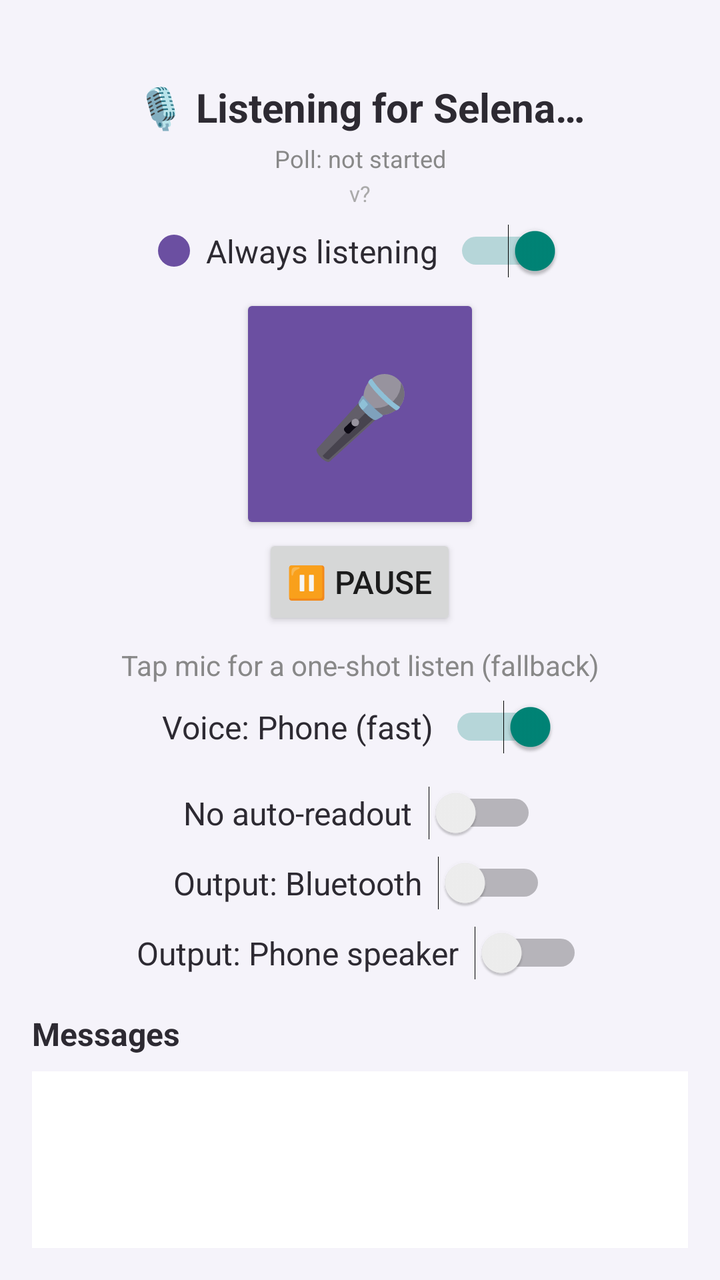
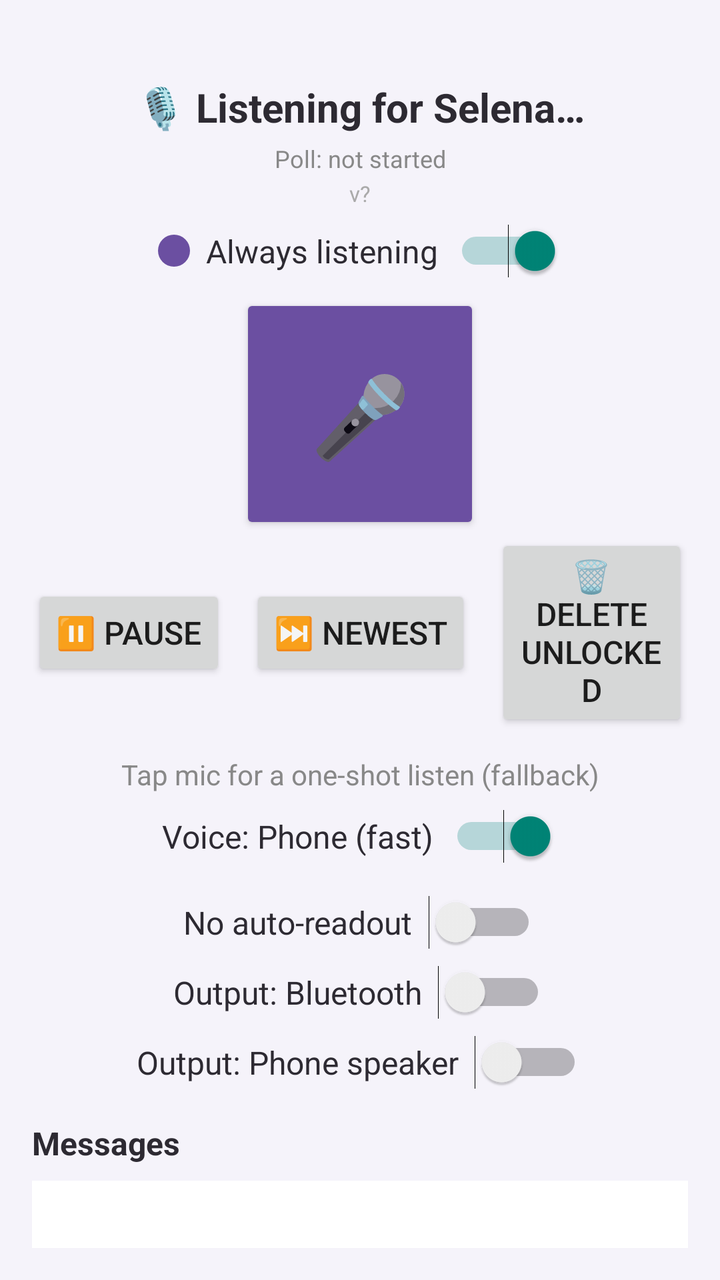

The first picture is an Android layout as it rendered before a commit; the second is the same layout after the commit. The layout source and the unified diff follow.
<!-- AndroidManifest.xml: application theme android:Theme.Material.Light.NoActionBar -->
<!-- res/layout/activity_main.xml -->
<?xml version="1.0" encoding="utf-8"?>
<LinearLayout xmlns:android="http://schemas.android.com/apk/res/android"
    android:layout_width="match_parent"
    android:layout_height="match_parent"
    android:orientation="vertical"
    android:background="@color/selena_light"
    android:padding="16dp">

    
    <TextView
        android:id="@+id/statusText"
        android:layout_width="match_parent"
        android:layout_height="wrap_content"
        android:text="🎙️ Listening for Selena…"
        android:textSize="20sp"
        android:textStyle="bold"
        android:textColor="@color/selena_dark"
        android:gravity="center"
        android:paddingTop="24dp"
        android:paddingBottom="4dp" />

    
    <TextView
        android:id="@+id/pollStatusText"
        android:layout_width="match_parent"
        android:layout_height="wrap_content"
        android:text="Poll: not started"
        android:textSize="12sp"
        android:textColor="#888888"
        android:gravity="center"
        android:paddingBottom="2dp" />

    
    <TextView
        android:id="@+id/versionText"
        android:layout_width="match_parent"
        android:layout_height="wrap_content"
        android:text="v?"
        android:textSize="11sp"
        android:textColor="#AAAAAA"
        android:gravity="center"
        android:paddingBottom="8dp" />

    
    <LinearLayout
        android:layout_width="match_parent"
        android:layout_height="wrap_content"
        android:orientation="horizontal"
        android:gravity="center"
        android:paddingBottom="8dp">

        <View
            android:id="@+id/pulseDot"
            android:layout_width="16dp"
            android:layout_height="16dp"
            android:layout_marginEnd="8dp"
            android:background="@drawable/pulse_dot" />

        <TextView
            android:layout_width="wrap_content"
            android:layout_height="wrap_content"
            android:text="Always listening"
            android:textSize="16sp"
            android:textColor="@color/selena_dark"
            android:paddingEnd="8dp" />

        <Switch
            android:id="@+id/alwaysOnSwitch"
            android:layout_width="wrap_content"
            android:layout_height="wrap_content"
            android:checked="true" />
    </LinearLayout>

    
    <Button
        android:id="@+id/micButton"
        android:layout_width="120dp"
        android:layout_height="120dp"
        android:layout_gravity="center"
        android:text="🎤"
        android:textSize="40sp"
        android:backgroundTint="@color/selena_purple" />

    
    <Button
        android:id="@+id/pauseButton"
        android:layout_width="wrap_content"
        android:layout_height="wrap_content"
        android:layout_gravity="center"
        android:text="⏸️ Pause"
        android:textSize="16sp"
        android:visibility="visible" />

    <TextView
        android:layout_width="match_parent"
        android:layout_height="wrap_content"
        android:text="Tap mic for a one-shot listen (fallback)"
        android:textSize="14sp"
        android:textColor="#888888"
        android:gravity="center"
        android:paddingTop="8dp"
        android:paddingBottom="8dp" />

    
    <LinearLayout
        android:layout_width="match_parent"
        android:layout_height="wrap_content"
        android:orientation="horizontal"
        android:gravity="center"
        android:paddingBottom="16dp">

        <TextView
            android:id="@+id/voiceModeLabel"
            android:layout_width="wrap_content"
            android:layout_height="wrap_content"
            android:text="Voice: Phone (fast)"
            android:textSize="16sp"
            android:textColor="@color/selena_dark"
            android:paddingEnd="8dp" />

        <Switch
            android:id="@+id/voiceModeSwitch"
            android:layout_width="wrap_content"
            android:layout_height="wrap_content"
            android:checked="true" />
    </LinearLayout>

    
    <LinearLayout
        android:layout_width="match_parent"
        android:layout_height="wrap_content"
        android:orientation="horizontal"
        android:gravity="center"
        android:paddingBottom="8dp">

        <TextView
            android:layout_width="wrap_content"
            android:layout_height="wrap_content"
            android:text="No auto-readout"
            android:textSize="16sp"
            android:textColor="@color/selena_dark"
            android:paddingEnd="8dp" />

        <Switch
            android:id="@+id/noReadoutSwitch"
            android:layout_width="wrap_content"
            android:layout_height="wrap_content"
            android:checked="false" />
    </LinearLayout>

    
    <LinearLayout
        android:layout_width="match_parent"
        android:layout_height="wrap_content"
        android:orientation="horizontal"
        android:gravity="center"
        android:paddingBottom="8dp">

        <TextView
            android:layout_width="wrap_content"
            android:layout_height="wrap_content"
            android:text="Output: Bluetooth"
            android:textSize="16sp"
            android:textColor="@color/selena_dark"
            android:paddingEnd="8dp" />

        <Switch
            android:id="@+id/btSwitch"
            android:layout_width="wrap_content"
            android:layout_height="wrap_content"
            android:checked="false" />
    </LinearLayout>

    <LinearLayout
        android:layout_width="match_parent"
        android:layout_height="wrap_content"
        android:orientation="horizontal"
        android:gravity="center"
        android:paddingBottom="16dp">

        <TextView
            android:layout_width="wrap_content"
            android:layout_height="wrap_content"
            android:text="Output: Phone speaker"
            android:textSize="16sp"
            android:textColor="@color/selena_dark"
            android:paddingEnd="8dp" />

        <Switch
            android:id="@+id/spkSwitch"
            android:layout_width="wrap_content"
            android:layout_height="wrap_content"
            android:checked="false" />
    </LinearLayout>

    
    <TextView
        android:layout_width="match_parent"
        android:layout_height="wrap_content"
        android:text="Messages"
        android:textSize="16sp"
        android:textStyle="bold"
        android:textColor="@color/selena_dark"
        android:paddingBottom="8dp" />

    <ScrollView
        android:id="@+id/logScroll"
        android:layout_width="match_parent"
        android:layout_height="0dp"
        android:layout_weight="1"
        android:background="#FFFFFF">

        <LinearLayout
            android:id="@+id/messageList"
            android:layout_width="match_parent"
            android:layout_height="wrap_content"
            android:orientation="vertical"
            android:padding="12dp" />
    </ScrollView>

</LinearLayout>
<!-- resources referenced by this layout -->
<resources>
  <color name="selena_dark">#2D2A32</color>
  <color name="selena_light">#F5F3FA</color>
  <color name="selena_purple">#6B4FA1</color>
  <!-- drawable pulse_dot (drawable) -->
  <?xml version="1.0" encoding="utf-8"?>
  <shape xmlns:android="http://schemas.android.com/apk/res/android"
      android:shape="oval">
      <solid android:color="@color/selena_purple" />
  </shape>
</resources>

<!-- the commit's change to res/layout/activity_main.xml (unified diff, before → after) -->
@@ -40,6 +40,17 @@
         android:textColor="#AAAAAA"
         android:gravity="center"
         android:paddingBottom="8dp" />
+
+    
+    <Button
+        android:id="@+id/updateBanner"
+        android:layout_width="wrap_content"
+        android:layout_height="wrap_content"
+        android:layout_gravity="center"
+        android:text="⬆️ Update available — tap to install"
+        android:textSize="14sp"
+        android:visibility="gone"
+        android:backgroundTint="#2E7D32" />
 
     
     <LinearLayout
@@ -82,14 +93,39 @@
         android:backgroundTint="@color/selena_purple" />
 
     
-    <Button
-        android:id="@+id/pauseButton"
-        android:layout_width="wrap_content"
-        android:layout_height="wrap_content"
-        android:layout_gravity="center"
-        android:text="⏸️ Pause"
-        android:textSize="16sp"
-        android:visibility="visible" />
+    <LinearLayout
+        android:layout_width="match_parent"
+        android:layout_height="wrap_content"
+        android:orientation="horizontal"
+        android:gravity="center"
+        android:paddingBottom="4dp">
+
+        <Button
+            android:id="@+id/pauseButton"
+            android:layout_width="wrap_content"
+            android:layout_height="wrap_content"
+            android:text="⏸️ Pause"
+            android:textSize="16sp"
+            android:visibility="visible" />
+
+        <Button
+            android:id="@+id/skipButton"
+            android:layout_width="wrap_content"
+            android:layout_height="wrap_content"
+            android:layout_marginStart="12dp"
+            android:text="⏭️ Newest"
+            android:textSize="16sp"
+            android:visibility="visible" />
+
+        <Button
+            android:id="@+id/deleteUnlockedButton"
+            android:layout_width="wrap_content"
+            android:layout_height="wrap_content"
+            android:layout_marginStart="12dp"
+            android:text="🗑️ Delete unlocked"
+            android:textSize="16sp"
+            android:visibility="visible" />
+    </LinearLayout>
 
     <TextView
         android:layout_width="match_parent"
